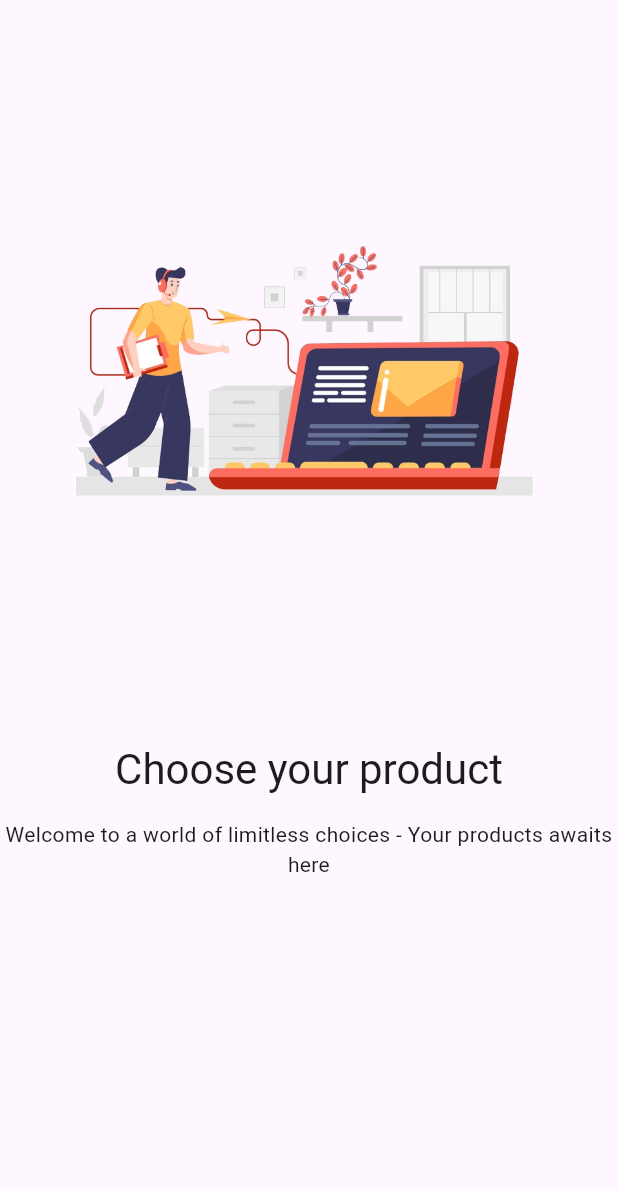
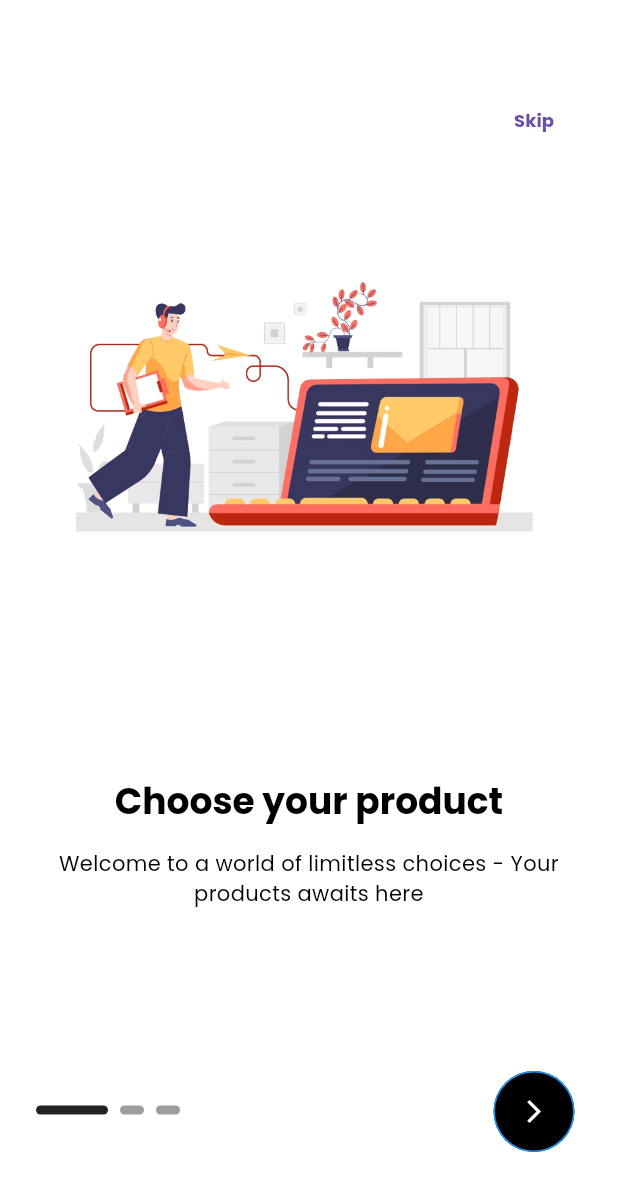
Before and after one commit to Danial14/apna_store, a Flutter app: the screen it shows after launch, on a phone screen of 412 x 824 dp. Shown: the top 1191 px of the screen. Run offline on Flutter 3.47's test engine with Material 3 defaults, Android fonts, the phone set to English and light mode, and no system bars; drawn by our look-alikes of smooth_page_indicator; our stand-ins replace get, get_storage, iconsax_flutter, logger.

Commit message:
working on onboarding screen continue

```diff
--- a/lib/app.dart
+++ b/lib/app.dart
@@ -2,7 +2,7 @@ import 'package:apna_store/utils/theme/theme.dart';
 import 'package:flutter/material.dart';
 import 'package:get/get.dart';
 
-import 'features/authentication/screens/onboarding.dart';
+import 'features/authentication/screens/onboarding/onboarding.dart';
 
 class App extends StatelessWidget {
   const App({super.key});
@@ -10,12 +10,11 @@ class App extends StatelessWidget {
   @override
   Widget build(BuildContext context) {
     return GetMaterialApp(
-      //themeMode: ThemeMode.system,
+      debugShowCheckedModeBanner: false,
+        themeMode: ThemeMode.system,
       theme: AppTheme.lightTheme,
       darkTheme: AppTheme.darkTheme,
-      home: MaterialApp(
-        home: const OnboardingScreen(),
-      ),
+        home: const OnboardingScreen()
     );
   }
 }
--- a/lib/features/authentication/screens/onboarding.dart
+++ /dev/null
@@ -1,45 +0,0 @@
-import 'package:apna_store/utils/constants/image_strings.dart';
-import 'package:apna_store/utils/helpers/helper_functions.dart';
-import 'package:flutter/material.dart';
-
-import '../../../utils/constants/sizes_strings.dart';
-import '../../../utils/constants/text_strings.dart';
-
-
-class OnboardingScreen extends StatelessWidget {
-  const OnboardingScreen({super.key});
-
-  @override
-  Widget build(BuildContext context) {
-    return Scaffold(
-      body: Stack(
-        children: [
-          // Horizontal scrollable pages
-          PageView(
-            children: [
-              Column(
-                children: [
-                  Image(image: AssetImage(ImageStrings.onboardingImageOne),
-                  width: AppHelperFunctions.screenWidth(context) * 0.8,
-                    height: AppHelperFunctions.screenHeight(context) * 0.6,
-                  ),
-                  Text(TextStrings.onboardingTitleOne,
-                    style: Theme.of(context).textTheme.headlineMedium,
-                    textAlign: TextAlign.center,
-                  ),
-                  SizedBox(
-                    height: Sizes.spaceBetweenItems
-                  ),
-                  Text(TextStrings.onboardingSubtitleOne,
-                    style: Theme.of(context).textTheme.bodyMedium,
-                    textAlign: TextAlign.center,
-                  )
-                ],
-              )
-            ]
-          )
-        ]
-      )
-    );
-  }
-}
--- /dev/null
+++ b/lib/features/authentication/screens/onboarding/onboarding.dart
@@ -0,0 +1,65 @@
+import 'package:apna_store/features/authentication/screens/onboarding/widgets/onboardingpage.dart';
+import 'package:apna_store/utils/constants/image_strings.dart';
+import 'package:apna_store/utils/helpers/helper_functions.dart';
+import 'package:flutter/material.dart';
+import 'package:iconsax_flutter/iconsax_flutter.dart';
+
+import '../../../../utils/constants/sizes_strings.dart';
+import '../../../../utils/constants/text_strings.dart';
+import '../../../../utils/constants/colors.dart';
+import '../../../../utils/devices/device_utility.dart';
+import 'package:smooth_page_indicator/smooth_page_indicator.dart';
+
+
+class OnboardingScreen extends StatelessWidget {
+  const OnboardingScreen({super.key});
+
+  @override
+  Widget build(BuildContext context) {
+    return Scaffold(
+      body: Stack(
+        children: [
+          // Horizontal scrollable pages
+          PageView(
+            children: [
+              OnBoardingPage(image: ImageStrings.onboardingImageOne, title: TextStrings.onboardingTitleOne, subtitle: TextStrings.onboardingSubtitleOne,),
+              OnBoardingPage(image: ImageStrings.onboardingImageTwo, title: TextStrings.onboardingTitleTwo, subtitle: TextStrings.onboardingSubtitleTwo),
+              OnBoardingPage(image: ImageStrings.onboardingImageThree, title: TextStrings.onboardingTitleThree, subtitle: TextStrings.onboardingSubtitleThree)
+            ]
+          ),
+          Positioned(
+            top: DeviceUtils.getAppbarHeight(),
+            right: Sizes.defaultSpace,
+            child: TextButton(onPressed: (){
+
+            }, child: const Text("Skip")),
+          ),
+          Positioned(
+            bottom: DeviceUtils.getBottomNavigationBarHeight(context) + 25,
+            left: Sizes.defaultSpace,
+            child: SmoothPageIndicator(
+              controller: PageController(),
+              count: 3,
+              effect: ExpandingDotsEffect(
+                activeDotColor: AppHelperFunctions.isDarkMode(context) ? AppColors.white : AppColors.black,
+                dotHeight: 6
+              )
+            ),
+          ),
+          Positioned(
+            right: Sizes.defaultSpace,
+            bottom: DeviceUtils.getBottomNavigationBarHeight(context),
+              child: ElevatedButton(onPressed: (){},
+              style: ElevatedButton.styleFrom(
+                shape: CircleBorder(),
+                //backgroundColor: AppHelperFunctions.isDarkMode(context) ? AppColors.primary : AppColors.black
+              ), child: Icon(Icons.arrow_back_ios_new, textDirection: TextDirection.rtl,
+              color: AppColors.white,
+              ),
+              ),
+          )
+        ]
+      )
+    );
+  }
+}
--- /dev/null
+++ b/lib/features/authentication/screens/onboarding/widgets/onboardingpage.dart
@@ -0,0 +1,40 @@
+import 'package:flutter/material.dart';
+
+import '../../../../../utils/constants/sizes_strings.dart';
+import '../../../../../utils/helpers/helper_functions.dart';
+
+class OnBoardingPage extends StatelessWidget {
+  final String image, title, subtitle;
+  const OnBoardingPage({
+    super.key,
+    required this.image,
+    required this.title,
+    required this.subtitle,
+  });
+
+  @override
+  Widget build(BuildContext context) {
+    return Padding(
+      padding: const EdgeInsets.all(Sizes.defaultSpace),
+      child: Column(
+        children: [
+          Image(image: AssetImage(image),
+            width: AppHelperFunctions.screenWidth(context) * 0.8,
+            height: AppHelperFunctions.screenHeight(context) * 0.6,
+          ),
+          Text(title,
+            style: Theme.of(context).textTheme.headlineMedium,
+            textAlign: TextAlign.center,
+          ),
+          SizedBox(
+              height: Sizes.spaceBetweenItems
+          ),
+          Text(subtitle,
+            style: Theme.of(context).textTheme.bodyMedium,
+            textAlign: TextAlign.center,
+          )
+        ],
+      ),
+    );
+  }
+}
--- a/lib/utils/theme/custom_theme/elevatedbuttontheme.dart
+++ b/lib/utils/theme/custom_theme/elevatedbuttontheme.dart
@@ -5,7 +5,7 @@ class AppElevatedButtonTheme{
   static final lightElevatedButtonTheme = ElevatedButtonThemeData(
     style: ElevatedButton.styleFrom(
       elevation: 0,
-      backgroundColor: Colors.blue,
+      backgroundColor: Colors.black,
       foregroundColor: Colors.white,
       disabledBackgroundColor: Colors.grey,
       disabledForegroundColor: Colors.grey,
```
